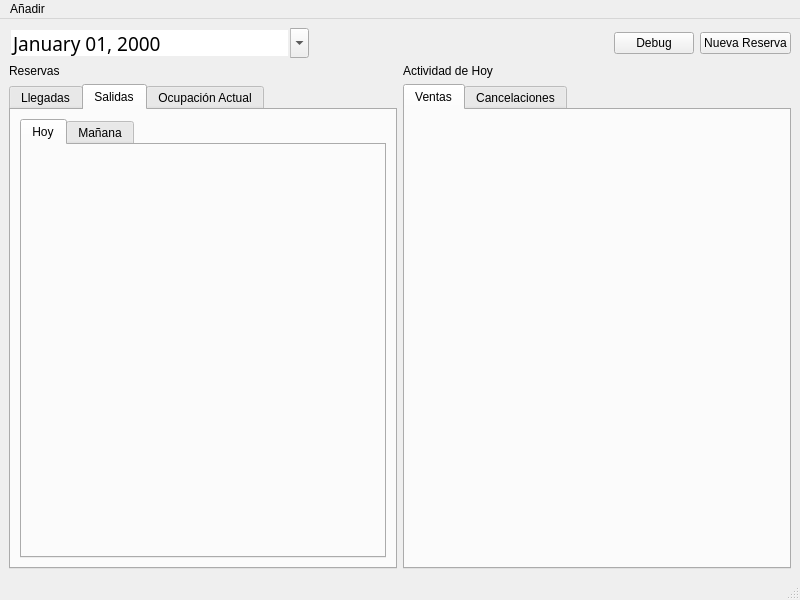
First picture: the form in Componentes_Visuales/Ventana_Principal/ventanaprincipal.ui, repository Dennis-Villa/Gestor_Hotelero, before the edit.
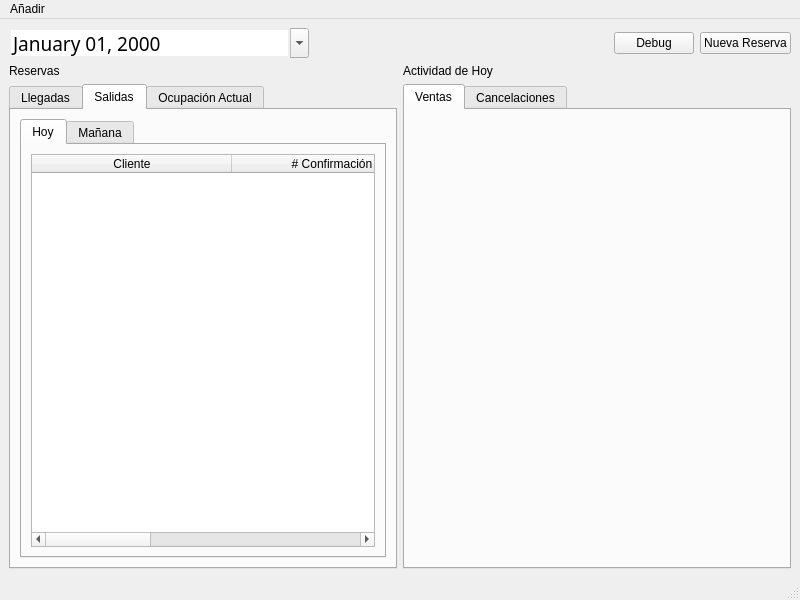
Second picture: the form after the edit. The open tabs and pages were chosen to show the change.

The edit to the form file:
```diff
--- a/Componentes_Visuales/Ventana_Principal/ventanaprincipal.ui
+++ b/Componentes_Visuales/Ventana_Principal/ventanaprincipal.ui
@@ -14,7 +14,7 @@
    <string>VentanaPrincipal</string>
   </property>
   <widget class="QWidget" name="centralwidget">
-   <layout class="QVBoxLayout" name="verticalLayout_2">
+   <layout class="QVBoxLayout" name="verticalLayout_7">
     <item>
      <layout class="QVBoxLayout" name="verticalLayout">
       <item>
@@ -240,6 +240,45 @@
                <attribute name="title">
                 <string>Hoy</string>
                </attribute>
+               <layout class="QVBoxLayout" name="verticalLayout_2">
+                <item>
+                 <widget class="QTableWidget" name="tableWidgetSalidasHoy">
+                  <property name="rowCount">
+                   <number>0</number>
+                  </property>
+                  <property name="columnCount">
+                   <number>3</number>
+                  </property>
+                  <attribute name="horizontalHeaderCascadingSectionResizes">
+                   <bool>false</bool>
+                  </attribute>
+                  <attribute name="horizontalHeaderDefaultSectionSize">
+                   <number>200</number>
+                  </attribute>
+                  <attribute name="verticalHeaderShowSortIndicator" stdset="0">
+                   <bool>false</bool>
+                  </attribute>
+                  <attribute name="verticalHeaderStretchLastSection">
+                   <bool>false</bool>
+                  </attribute>
+                  <column>
+                   <property name="text">
+                    <string>Cliente</string>
+                   </property>
+                  </column>
+                  <column>
+                   <property name="text">
+                    <string># Confirmación</string>
+                   </property>
+                  </column>
+                  <column>
+                   <property name="text">
+                    <string>Habitación</string>
+                   </property>
+                  </column>
+                 </widget>
+                </item>
+               </layout>
               </widget>
               <widget class="QWidget" name="tabSalidasManiana">
                <attribute name="title">
```
Left out of the diff: 93 changed lines with no effect on the pictures.
